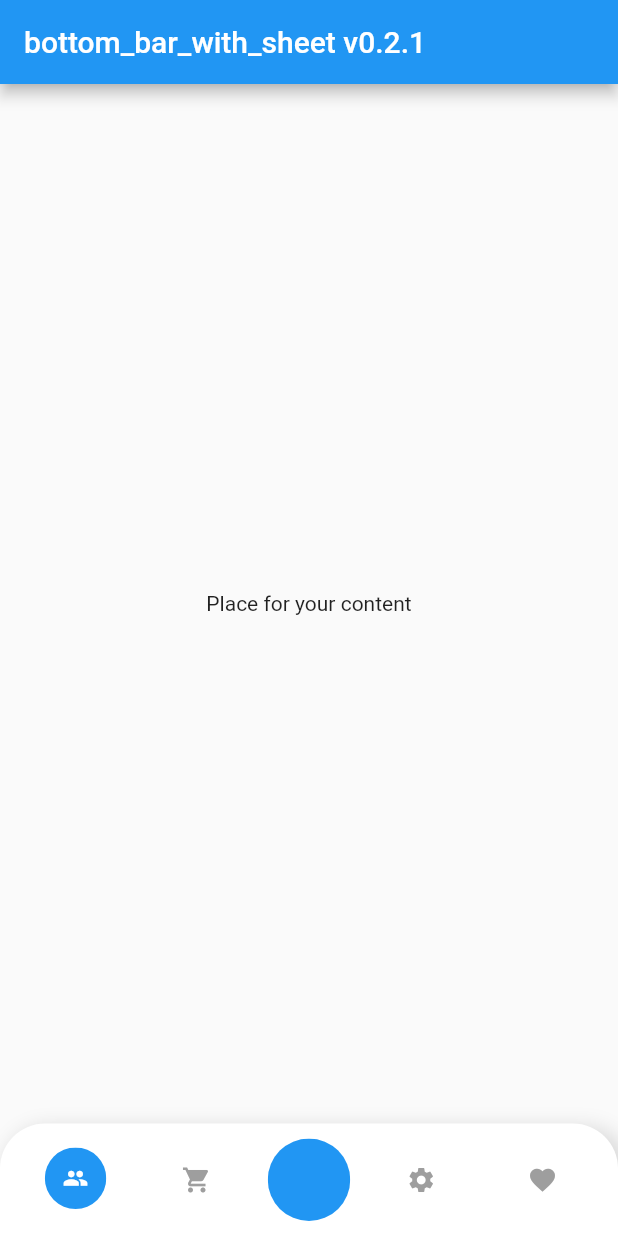
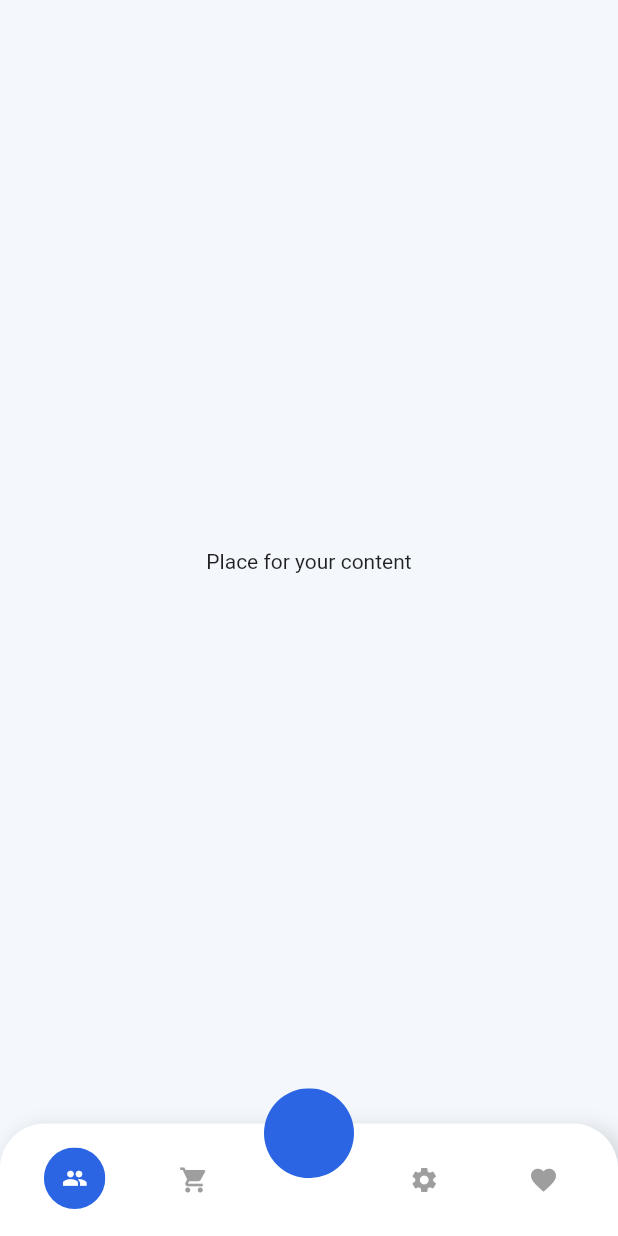
Before and after one commit to Frezyx/bottom_bar_with_sheet, a Flutter app: the screen it shows after launch, on a phone screen of 412 x 824 dp. Run offline on Flutter 3.47's test engine with Material 2 defaults, Android fonts, the phone set to English and light mode, and no system bars.

Commit message:
assert and example 1

```diff
--- a/example/lib/main.dart
+++ b/example/lib/main.dart
@@ -7,6 +7,7 @@ class MyApp extends StatelessWidget {
   @override
   Widget build(BuildContext context) {
     return MaterialApp(
+      debugShowCheckedModeBanner: false,
       theme: ThemeData(
         primarySwatch: Colors.blue,
       ),
@@ -25,26 +26,32 @@ class _MyHomePageState extends State<MyHomePage> {
 
   @override
   Widget build(BuildContext context) {
+    const Color color = Color(0xFF2B65E3);
+    const Color bgColor = Color(0xFFF4F8FD);
     return Scaffold(
-      appBar: AppBar(
-        title: Text('bottom_bar_with_sheet v0.2.1'),
-      ),
+      backgroundColor: bgColor,
+      // appBar: AppBar(
+      //   title: Text('bottom_bar_with_sheet v0.2.1'),
+      // ),
       body: Center(child: Text("Place for your content")),
       bottomNavigationBar: BottomBarWithSheet(
         sheetChild: Center(child: Text("Place for your another content")),
         selectedIndex: selectedIndex,
+        curve: Curves.easeInCirc,
         bottomBarTheme: BottomBarTheme(
           mainButtonPosition: MainButtonPosition.Middle,
           height: 75,
           heightOpened: 400,
-          selectedItemBackgroundColor: Colors.blue,
+          selectedItemBackgroundColor: color,
         ),
         mainActionButtonTheme: MainActionButtonTheme(
-          size: 55,
+          size: 60,
+          color: color,
+          transform: Matrix4.translationValues(0.0, -31.0, 0.0),
           icon: Icon(
             Icons.add,
             color: Colors.white,
-            size: 30,
+            size: 35,
           ),
         ),
         onSelectItem: (index) => setState(() => selectedIndex = index),
--- a/lib/bottom_bar_with_sheet.dart
+++ b/lib/bottom_bar_with_sheet.dart
@@ -46,7 +46,7 @@ class BottomBarWithSheet extends StatefulWidget {
   }) {
     assert(items != null);
     assert(items.length >= 2 && items.length <= 5);
-    assert(bottomBarTheme.mainButtonPosition == MainButtonPosition.Middle &&
+    assert(bottomBarTheme.mainButtonPosition != MainButtonPosition.Middle ||
         items.length % 2 == 0);
   }
 
```
